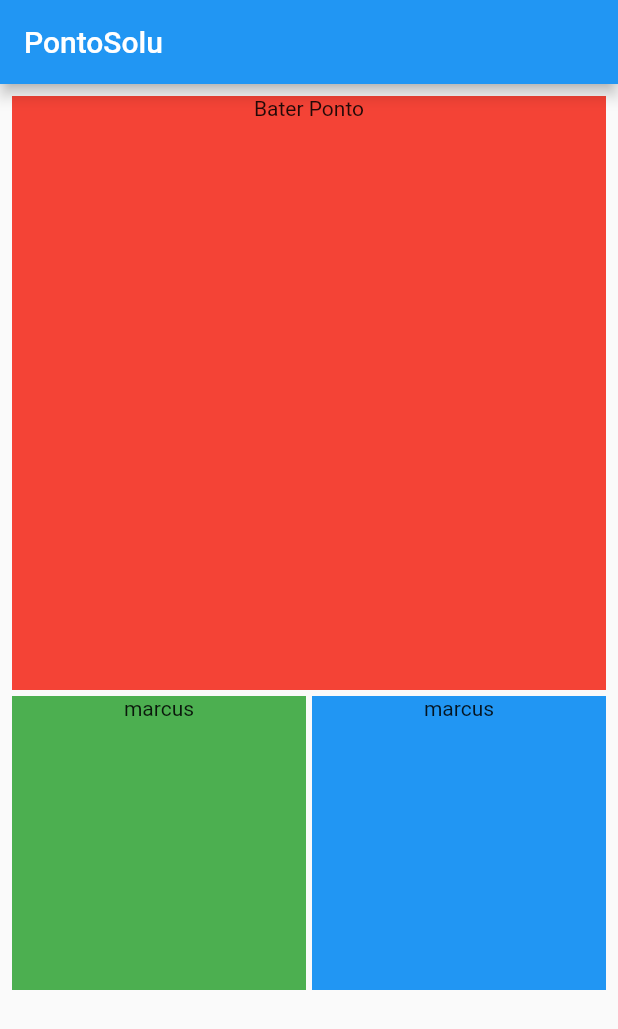
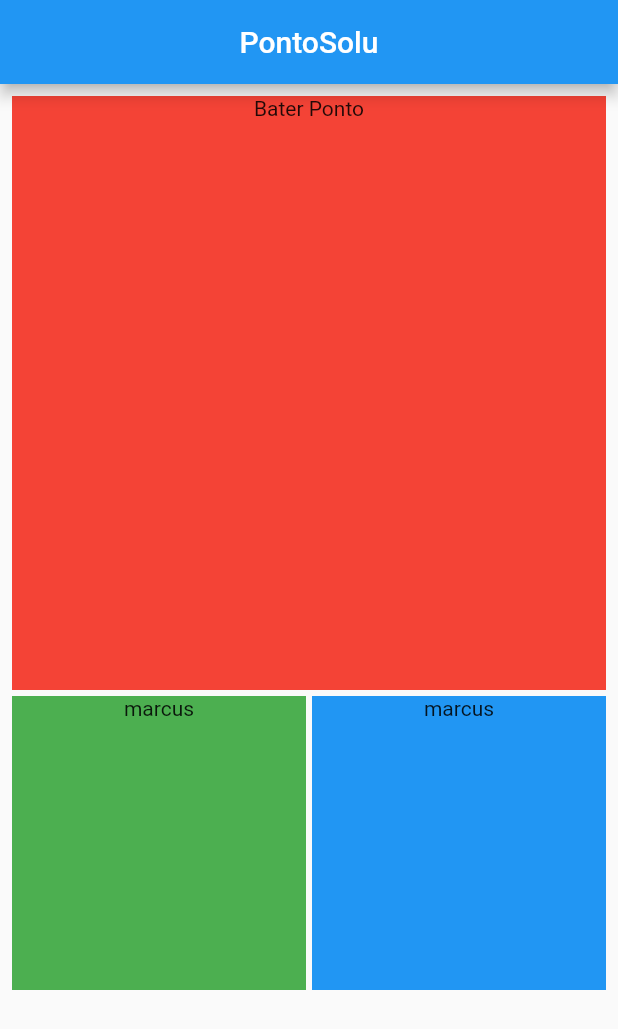
Before and after one commit to Marvingms7/pontosolu, a Flutter app: the screen it shows after launch, on a phone screen of 412 x 824 dp. Shown: the top 1029 px of the screen. Run offline on Flutter 3.47's test engine with Material 2 defaults, Android fonts, the phone set to English and light mode, and no system bars.

Commit message:
Update main.dart

```diff
--- a/lib/main.dart
+++ b/lib/main.dart
@@ -22,9 +22,12 @@ class MyHomePage extends StatelessWidget {
   Widget build(BuildContext context) {
     return Scaffold(
       appBar: AppBar(
+        centerTitle: true,
         title: const Text('PontoSolu'),
       ),
-      body: Padding(
+      body: OrientationBuilder(
+        builder: (context, orientation) {
+          return Padding(
             padding: const EdgeInsets.all(8.0),
             child: StaggeredGrid.count(
               crossAxisCount: 4,
@@ -66,6 +69,8 @@ class MyHomePage extends StatelessWidget {
                 ),
               ],
             ),
+          );
+        },
       ),
     );
   }
```
Lines whose indentation alone changed are shown as unchanged.
